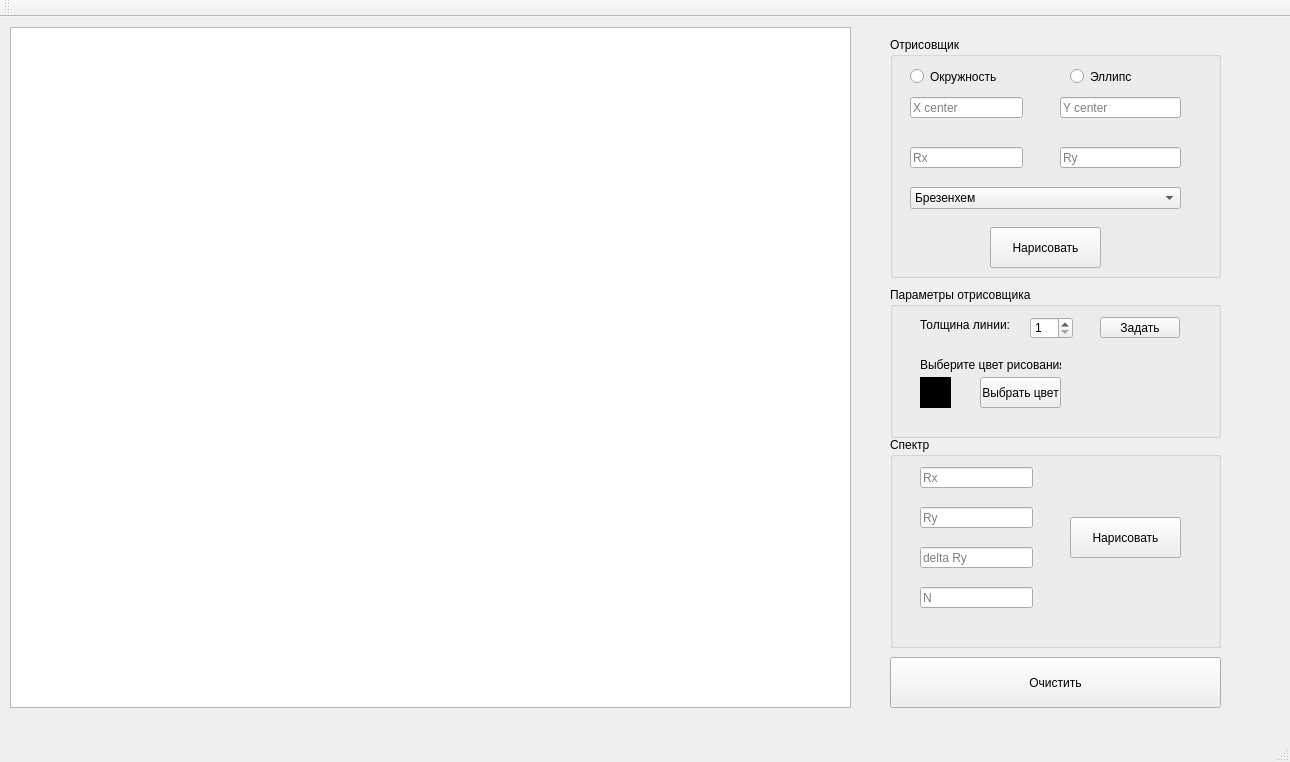
Old version of the form KG/lab_04/Circles/mainwindow.ui in the repository ZeynalovZ/BMSTU-4-sem.
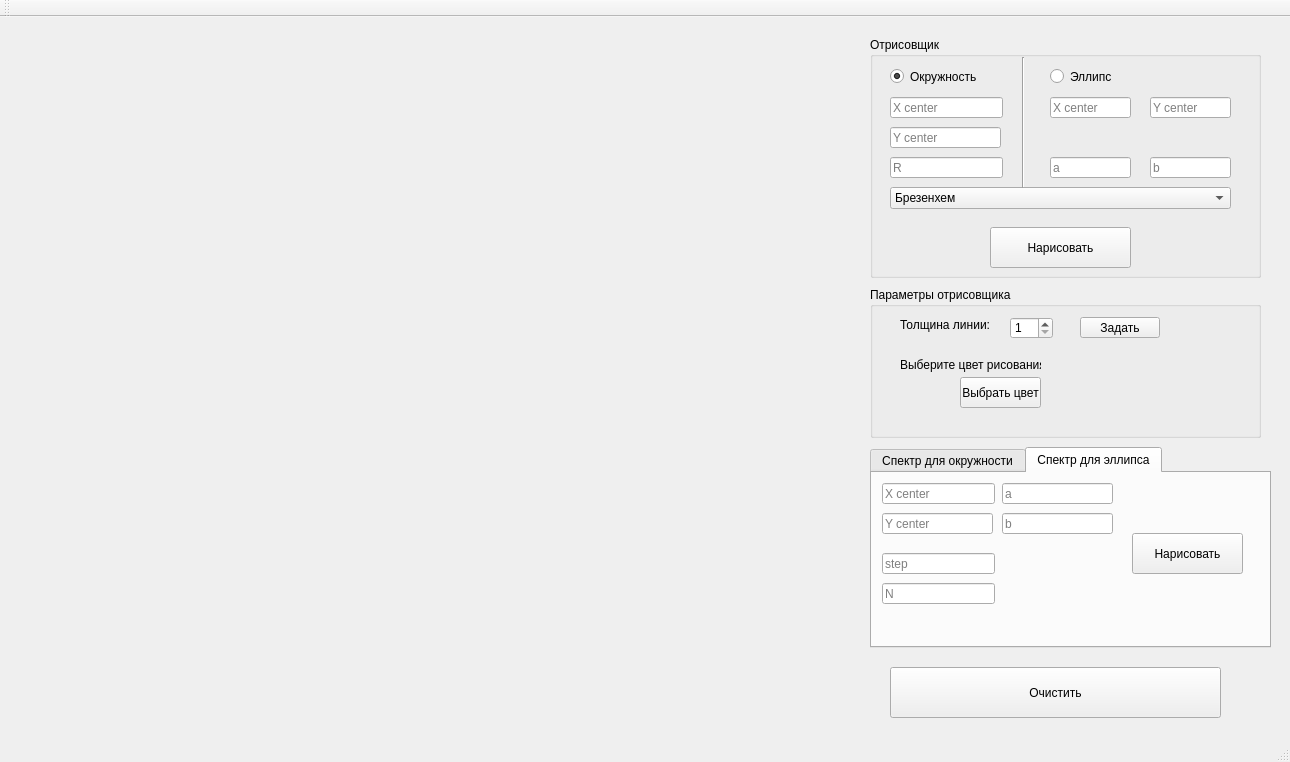
New version of the form. The open tabs and pages were chosen to show the change.

Patch:
```diff
--- a/KG/lab_04/Circles/mainwindow.ui
+++ b/KG/lab_04/Circles/mainwindow.ui
@@ -14,22 +14,12 @@
    <string>MainWindow</string>
   </property>
   <widget class="QWidget" name="centralWidget">
-   <widget class="QGraphicsView" name="graphicsView">
-    <property name="geometry">
-     <rect>
-      <x>10</x>
-      <y>10</y>
-      <width>841</width>
-      <height>681</height>
-     </rect>
-    </property>
-   </widget>
    <widget class="QGroupBox" name="groupBox_4">
     <property name="geometry">
      <rect>
-      <x>890</x>
+      <x>870</x>
       <y>270</y>
-      <width>331</width>
+      <width>391</width>
       <height>151</height>
      </rect>
     </property>
@@ -59,7 +49,7 @@
       </rect>
      </property>
      <property name="styleSheet">
-      <string notr="true">background-color: rgb(0, 0, 0);</string>
+      <string notr="true"/>
      </property>
      <property name="text">
       <string/>
@@ -124,9 +114,9 @@
    <widget class="QGroupBox" name="groupBox">
     <property name="geometry">
      <rect>
-      <x>890</x>
+      <x>870</x>
       <y>20</y>
-      <width>331</width>
+      <width>391</width>
       <height>241</height>
      </rect>
     </property>
@@ -145,6 +135,9 @@
      <property name="text">
       <string>Окружность</string>
      </property>
+     <property name="checked">
+      <bool>true</bool>
+     </property>
     </widget>
     <widget class="QRadioButton" name="radioButton_2">
      <property name="geometry">
@@ -175,9 +168,9 @@
     <widget class="QLineEdit" name="lineEdit_2">
      <property name="geometry">
       <rect>
-       <x>170</x>
-       <y>60</y>
-       <width>121</width>
+       <x>20</x>
+       <y>90</y>
+       <width>111</width>
        <height>21</height>
       </rect>
      </property>
@@ -189,26 +182,13 @@
      <property name="geometry">
       <rect>
        <x>20</x>
-       <y>110</y>
+       <y>120</y>
        <width>113</width>
        <height>21</height>
       </rect>
      </property>
      <property name="placeholderText">
-      <string>Rx</string>
-     </property>
-    </widget>
-    <widget class="QLineEdit" name="lineEdit_4">
-     <property name="geometry">
-      <rect>
-       <x>170</x>
-       <y>110</y>
-       <width>121</width>
-       <height>21</height>
-      </rect>
-     </property>
-     <property name="placeholderText">
-      <string>Ry</string>
+      <string>R</string>
      </property>
     </widget>
     <widget class="QComboBox" name="comboBox">
@@ -216,7 +196,7 @@
       <rect>
        <x>20</x>
        <y>150</y>
-       <width>271</width>
+       <width>341</width>
        <height>22</height>
       </rect>
      </property>
@@ -249,9 +229,9 @@
     <widget class="QPushButton" name="pushButton_4">
      <property name="geometry">
       <rect>
-       <x>100</x>
+       <x>120</x>
        <y>190</y>
-       <width>111</width>
+       <width>141</width>
        <height>41</height>
       </rect>
      </property>
@@ -259,88 +239,69 @@
       <string>Нарисовать</string>
      </property>
     </widget>
-   </widget>
-   <widget class="QGroupBox" name="groupBox_2">
-    <property name="geometry">
-     <rect>
-      <x>890</x>
-      <y>420</y>
-      <width>331</width>
-      <height>211</height>
-     </rect>
-    </property>
-    <property name="title">
-     <string>Спектр</string>
-    </property>
-    <widget class="QLineEdit" name="lineEdit_5">
+    <widget class="QLineEdit" name="Yce">
      <property name="geometry">
       <rect>
-       <x>30</x>
-       <y>30</y>
-       <width>113</width>
+       <x>280</x>
+       <y>60</y>
+       <width>81</width>
        <height>21</height>
       </rect>
      </property>
      <property name="placeholderText">
-      <string>Rx</string>
+      <string>Y center</string>
      </property>
     </widget>
-    <widget class="QLineEdit" name="lineEdit_6">
+    <widget class="QLineEdit" name="Xce">
      <property name="geometry">
       <rect>
-       <x>30</x>
-       <y>70</y>
-       <width>113</width>
+       <x>180</x>
+       <y>60</y>
+       <width>81</width>
        <height>21</height>
       </rect>
      </property>
-     <property name="text">
-      <string/>
-     </property>
      <property name="placeholderText">
-      <string>Ry</string>
+      <string>X center</string>
      </property>
     </widget>
-    <widget class="QLineEdit" name="lineEdit_7">
+    <widget class="QLineEdit" name="ae">
      <property name="geometry">
       <rect>
-       <x>30</x>
-       <y>110</y>
-       <width>113</width>
+       <x>180</x>
+       <y>120</y>
+       <width>81</width>
        <height>21</height>
       </rect>
      </property>
-     <property name="text">
-      <string/>
-     </property>
      <property name="placeholderText">
-      <string>delta Ry</string>
+      <string>a</string>
      </property>
     </widget>
-    <widget class="QLineEdit" name="lineEdit_8">
+    <widget class="Line" name="line">
      <property name="geometry">
       <rect>
-       <x>30</x>
-       <y>150</y>
-       <width>113</width>
-       <height>21</height>
+       <x>143</x>
+       <y>20</y>
+       <width>20</width>
+       <height>131</height>
       </rect>
      </property>
-     <property name="placeholderText">
-      <string>N</string>
+     <property name="orientation">
+      <enum>Qt::Vertical</enum>
      </property>
     </widget>
-    <widget class="QPushButton" name="pushButton_5">
+    <widget class="QLineEdit" name="be">
      <property name="geometry">
       <rect>
-       <x>180</x>
-       <y>80</y>
-       <width>111</width>
-       <height>41</height>
+       <x>280</x>
+       <y>120</y>
+       <width>81</width>
+       <height>21</height>
       </rect>
      </property>
-     <property name="text">
-      <string>Нарисовать</string>
+     <property name="placeholderText">
+      <string>b</string>
      </property>
     </widget>
    </widget>
@@ -348,7 +309,7 @@
     <property name="geometry">
      <rect>
       <x>890</x>
-      <y>640</y>
+      <y>650</y>
       <width>331</width>
       <height>51</height>
      </rect>
@@ -357,6 +318,214 @@
      <string>Очистить</string>
     </property>
    </widget>
+   <widget class="QTabWidget" name="tabWidget">
+    <property name="geometry">
+     <rect>
+      <x>870</x>
+      <y>430</y>
+      <width>401</width>
+      <height>201</height>
+     </rect>
+    </property>
+    <property name="currentIndex">
+     <number>0</number>
+    </property>
+    <widget class="QWidget" name="tab_1">
+     <attribute name="title">
+      <string>Спектр для окружности</string>
+     </attribute>
+     <widget class="QPushButton" name="circle_spectr_button">
+      <property name="geometry">
+       <rect>
+        <x>260</x>
+        <y>60</y>
+        <width>111</width>
+        <height>41</height>
+       </rect>
+      </property>
+      <property name="text">
+       <string>Нарисовать</string>
+      </property>
+     </widget>
+     <widget class="QLineEdit" name="delta_R">
+      <property name="geometry">
+       <rect>
+        <x>10</x>
+        <y>100</y>
+        <width>113</width>
+        <height>21</height>
+       </rect>
+      </property>
+      <property name="text">
+       <string/>
+      </property>
+      <property name="placeholderText">
+       <string>delta R</string>
+      </property>
+     </widget>
+     <widget class="QLineEdit" name="Ycc_2">
+      <property name="geometry">
+       <rect>
+        <x>10</x>
+        <y>40</y>
+        <width>111</width>
+        <height>21</height>
+       </rect>
+      </property>
+      <property name="placeholderText">
+       <string>Y center</string>
+      </property>
+     </widget>
+     <widget class="QLineEdit" name="Xcc_2">
+      <property name="geometry">
+       <rect>
+        <x>10</x>
+        <y>10</y>
+        <width>113</width>
+        <height>21</height>
+       </rect>
+      </property>
+      <property name="placeholderText">
+       <string>X center</string>
+      </property>
+     </widget>
+     <widget class="QLineEdit" name="Rc_2">
+      <property name="geometry">
+       <rect>
+        <x>10</x>
+        <y>70</y>
+        <width>113</width>
+        <height>21</height>
+       </rect>
+      </property>
+      <property name="placeholderText">
+       <string>R</string>
+      </property>
+     </widget>
+     <widget class="QLineEdit" name="N_circle">
+      <property name="geometry">
+       <rect>
+        <x>10</x>
+        <y>130</y>
+        <width>113</width>
+        <height>21</height>
+       </rect>
+      </property>
+      <property name="placeholderText">
+       <string>N</string>
+      </property>
+     </widget>
+    </widget>
+    <widget class="QWidget" name="tab_2">
+     <attribute name="title">
+      <string>Спектр для эллипса</string>
+     </attribute>
+     <widget class="QPushButton" name="ellipse_spectr_button">
+      <property name="geometry">
+       <rect>
+        <x>260</x>
+        <y>60</y>
+        <width>111</width>
+        <height>41</height>
+       </rect>
+      </property>
+      <property name="text">
+       <string>Нарисовать</string>
+      </property>
+     </widget>
+     <widget class="QLineEdit" name="ne_2">
+      <property name="geometry">
+       <rect>
+        <x>10</x>
+        <y>110</y>
+        <width>113</width>
+        <height>21</height>
+       </rect>
+      </property>
+      <property name="placeholderText">
+       <string>N</string>
+      </property>
+     </widget>
+     <widget class="QLineEdit" name="Yce_2">
+      <property name="geometry">
+       <rect>
+        <x>10</x>
+        <y>40</y>
+        <width>111</width>
+        <height>21</height>
+       </rect>
+      </property>
+      <property name="placeholderText">
+       <string>Y center</string>
+      </property>
+     </widget>
+     <widget class="QLineEdit" name="Xce_2">
+      <property name="geometry">
+       <rect>
+        <x>10</x>
+        <y>10</y>
+        <width>113</width>
+        <height>21</height>
+       </rect>
+      </property>
+      <property name="placeholderText">
+       <string>X center</string>
+      </property>
+     </widget>
+     <widget class="QLineEdit" name="ae_2">
+      <property name="geometry">
+       <rect>
+        <x>130</x>
+        <y>10</y>
+        <width>111</width>
+        <height>21</height>
+       </rect>
+      </property>
+      <property name="placeholderText">
+       <string>a</string>
+      </property>
+     </widget>
+     <widget class="QLineEdit" name="be_2">
+      <property name="geometry">
+       <rect>
+        <x>130</x>
+        <y>40</y>
+        <width>111</width>
+        <height>21</height>
+       </rect>
+      </property>
+      <property name="placeholderText">
+       <string>b</string>
+      </property>
+     </widget>
+     <widget class="QLineEdit" name="step">
+      <property name="geometry">
+       <rect>
+        <x>10</x>
+        <y>80</y>
+        <width>113</width>
+        <height>21</height>
+       </rect>
+      </property>
+      <property name="placeholderText">
+       <string>step</string>
+      </property>
+     </widget>
+    </widget>
+   </widget>
+   <widget class="QLabel" name="draw_label">
+    <property name="geometry">
+     <rect>
+      <x>10</x>
+      <y>10</y>
+      <width>851</width>
+      <height>691</height>
+     </rect>
+    </property>
+    <property name="text">
+     <string/>
+    </property>
+   </widget>
   </widget>
   <widget class="QMenuBar" name="menuBar">
    <property name="geometry">
```
Left out of the diff: 14 changed lines with no effect on the pictures.
